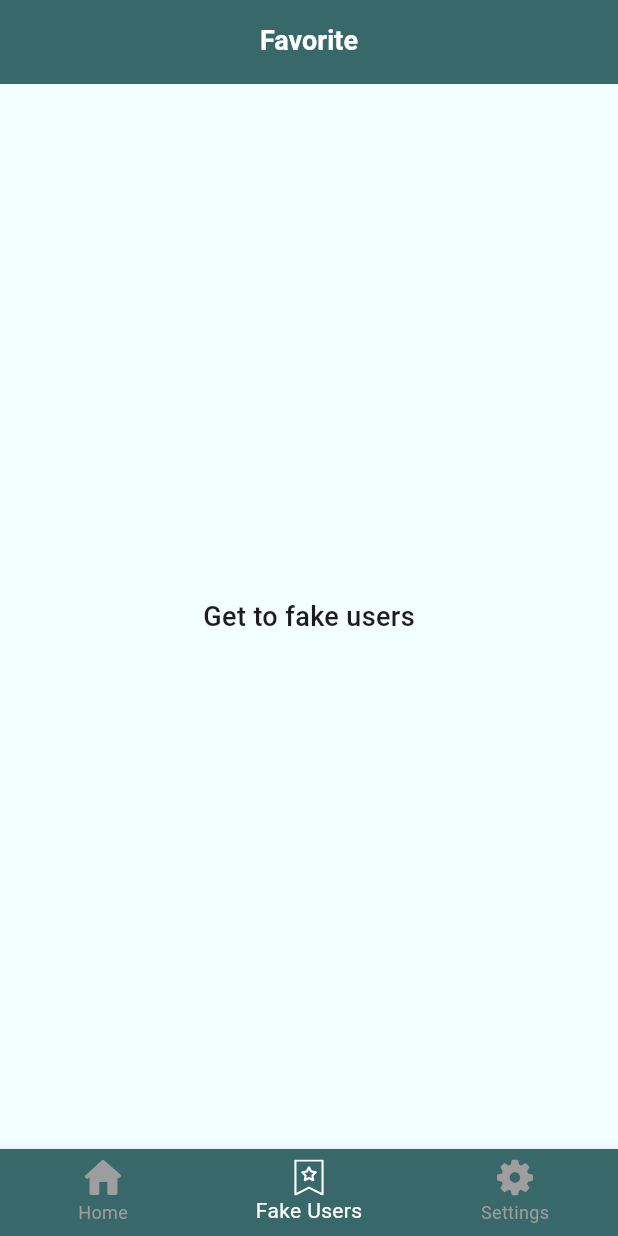
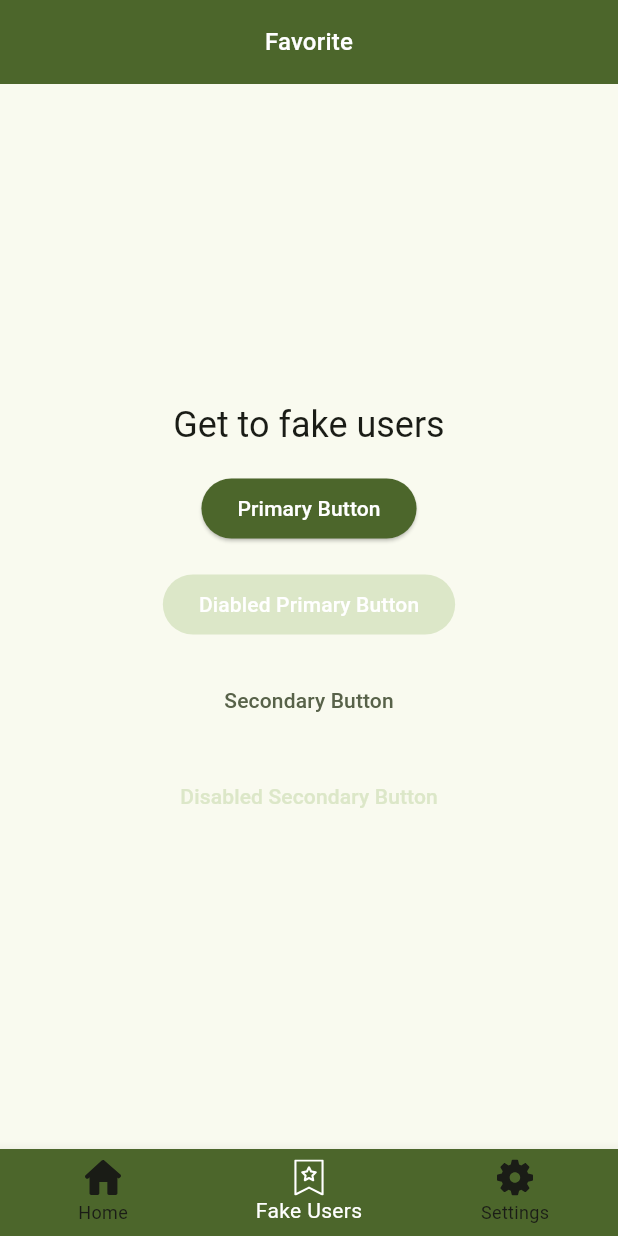
Before and after one commit to HeynSekk/flutter_getx_template, a Flutter app: the screen it shows after launch, item 2 of the bottom bar chosen, on a phone screen of 412 x 824 dp. Run offline on Flutter 3.47's test engine with Material 3 defaults, Android fonts, the phone set to English and light mode, and no system bars; our stand-ins replace dio, flutter_svg, fluttertoast, get, logger, shared_preferences; accounts and stored records are empty; generated files the repository leaves out were written again; network calls fail.

```diff
--- a/lib/app/core/base/base_view.dart
+++ b/lib/app/core/base/base_view.dart
@@ -13,7 +13,7 @@ import '/flavors/build_config.dart';
 
 abstract class BaseView<Controller extends BaseController>
     extends GetView<Controller> {
-  final GlobalKey<ScaffoldState> globalKey = GlobalKey<ScaffoldState>();
+  // final GlobalKey<ScaffoldState> globalKey = GlobalKey<ScaffoldState>();
 
   AppLocalizations get appLocalization => AppLocalizations.of(Get.context!)!;
 
@@ -61,7 +61,7 @@ abstract class BaseView<Controller extends BaseController>
       //sets ios status bar color
       backgroundColor: context.theme.colorScheme.background,
       // backgroundColor: Colors.black,
-      key: globalKey,
+      // key: globalKey,
       appBar: appBar(context),
       floatingActionButton: floatingActionButton(),
       body: pageContent(context),
--- a/lib/app/core/utils/theme/app_theme.dart
+++ b/lib/app/core/utils/theme/app_theme.dart
@@ -1,5 +1,7 @@
 import 'package:flutter/material.dart';
 import 'package:flutter_getx_template/app/core/utils/theme/color_theme_extension.dart';
+import 'package:flutter_getx_template/app/core/utils/theme/theme_values/material_color_scheme.dart';
+import 'package:flutter_getx_template/app/core/utils/theme/theme_values/text_theme.dart';
 
 // import 'theme_extension/app_gradient_theme.dart';
 // import 'theme_extension/app_shaddow_theme.dart';
@@ -8,7 +10,8 @@ class AppTheme {
   static ThemeData get lightTheme => ThemeData.light(
         useMaterial3: true,
       ).copyWith(
-        colorScheme: lightColorScheme,
+        textTheme: appTextTheme,
+        colorScheme: MaterialTheme.lightScheme().toColorScheme(),
         appBarTheme: const AppBarTheme(
           backgroundColor: Colors.transparent,
           titleTextStyle: TextStyle(
@@ -26,7 +29,8 @@ class AppTheme {
   static ThemeData get darkTheme => ThemeData.dark(
         useMaterial3: true,
       ).copyWith(
-        colorScheme: darkColorScheme,
+        textTheme: appTextTheme,
+        colorScheme: MaterialTheme.darkScheme().toColorScheme(),
         appBarTheme: const AppBarTheme(
           backgroundColor: Colors.transparent,
           titleTextStyle: TextStyle(
@@ -43,69 +47,4 @@ class AppTheme {
           ColorThemeExtension.dark(),
         ],
       );
-
-  static const lightColorScheme = ColorScheme(
-    brightness: Brightness.light,
-    // primary: Color(0xff76D6B3),
-    primary: Color(0xFF38686A),
-    onPrimary: Color(0xFFFFFFFF),
-    primaryContainer: Color(0xff76D6B3),
-    onPrimaryContainer: Color(0xFF002111),
-    secondary: Color(0xFF006C45),
-    onSecondary: Color(0xFFFFFFFF),
-    secondaryContainer: Color(0xFF80FABA),
-    onSecondaryContainer: Color(0xFF002112),
-    tertiary: Color(0xFF9C4331),
-    onTertiary: Color(0xFFFFFFFF),
-    tertiaryContainer: Color(0xFFFFDAD3),
-    onTertiaryContainer: Color(0xFF3E0400),
-    error: Color(0xFFBA1A1A),
-    errorContainer: Color(0xFFFFDAD6),
-    onError: Color(0xFFFFFFFF),
-    onErrorContainer: Color(0xFF410002),
-    background: Color(0xFFF3FEFF),
-    onBackground: Color(0xFF002022),
-    surface: Color(0xFFF3FEFF),
-    onSurface: Color(0xFF002022),
-    outline: Color(0xFF717972),
-    onInverseSurface: Color(0xFFC3FBFF),
-    inverseSurface: Color(0xFF00373A),
-    inversePrimary: Color(0xFF00E290),
-    shadow: Color(0xFF000000),
-    surfaceTint: Color(0xFF006D43),
-    outlineVariant: Color(0xFFC0C9C0),
-    scrim: Color(0xFF000000),
-  );
-
-  static const darkColorScheme = ColorScheme(
-    brightness: Brightness.dark,
-    primary: Color(0xFF005231),
-    onPrimary: Color(0xFF003920),
-    primaryContainer: Color(0xFF005231),
-    onPrimaryContainer: Color(0xFF52FFAC),
-    secondary: Color(0xFF63DDA0),
-    onSecondary: Color(0xFF003822),
-    secondaryContainer: Color(0xFF005233),
-    onSecondaryContainer: Color(0xFF80FABA),
-    tertiary: Color(0xFFFFB4A5),
-    onTertiary: Color(0xFF002022),
-    tertiaryContainer: Color(0xFF36454F),
-    onTertiaryContainer: Color(0xFF002022),
-    error: Color(0xFFFFB4AB),
-    errorContainer: Color(0xFF93000A),
-    onError: Color(0xFF690005),
-    onErrorContainer: Color(0xFFFFDAD6),
-    background: Color(0xFF002022),
-    onBackground: Color(0xFF70F5FF),
-    surface: Color(0xFF002022),
-    onSurface: Color.fromARGB(235, 15, 255, 255),
-    outline: Color(0xFF8A938B),
-    onInverseSurface: Color(0xFF002022),
-    inverseSurface: Color(0x000fffff),
-    inversePrimary: Color(0xFF006D43),
-    shadow: Color(0xFF000000),
-    surfaceTint: Color(0xFF00E290),
-    outlineVariant: Color(0xFF404942),
-    scrim: Color(0xFF000000),
-  );
 }
--- /dev/null
+++ b/lib/app/core/utils/theme/theme_values/material_color_scheme.dart
@@ -0,0 +1,297 @@
+import "package:flutter/material.dart";
+
+class MaterialTheme {
+  final TextTheme textTheme;
+
+  const MaterialTheme(this.textTheme);
+
+  //ignore: long-method
+  static MaterialScheme lightScheme() {
+    return const MaterialScheme(
+      brightness: Brightness.light,
+      primary: Color(0xff4c662b),
+      surfaceTint: Color(0xff4c662b),
+      onPrimary: Color(0xffffffff),
+      primaryContainer: Color(0xffcdeda3),
+      onPrimaryContainer: Color(0xff102000),
+      secondary: Color(0xff586249),
+      onSecondary: Color(0xffffffff),
+      secondaryContainer: Color(0xffdce7c8),
+      onSecondaryContainer: Color.fromARGB(255, 34, 35, 32),
+      tertiary: Color(0xff386663),
+      onTertiary: Color(0xffffffff),
+      tertiaryContainer: Color(0xffbcece7),
+      onTertiaryContainer: Color(0xff00201e),
+      error: Color(0xffba1a1a),
+      onError: Color(0xffffffff),
+      errorContainer: Color(0xffffdad6),
+      onErrorContainer: Color(0xff410002),
+      background: Color(0xfff9faef),
+      onBackground: Color(0xff1a1c16),
+      surface: Color(0xfff9faef),
+      onSurface: Color(0xff1a1c16),
+      surfaceVariant: Color(0xffe1e4d5),
+      onSurfaceVariant: Color(0xff44483d),
+      outline: Color(0xff75796c),
+      outlineVariant: Color(0xffc5c8ba),
+      shadow: Color(0xff000000),
+      scrim: Color(0xff000000),
+      inverseSurface: Color(0xff2f312a),
+      inverseOnSurface: Color(0xfff1f2e6),
+      inversePrimary: Color(0xffb1d18a),
+      primaryFixed: Color(0xffcdeda3),
+      onPrimaryFixed: Color(0xff102000),
+      primaryFixedDim: Color(0xffb1d18a),
+      onPrimaryFixedVariant: Color(0xff354e16),
+      secondaryFixed: Color(0xffdce7c8),
+      onSecondaryFixed: Color(0xff151e0b),
+      secondaryFixedDim: Color(0xffbfcbad),
+      onSecondaryFixedVariant: Color(0xff404a33),
+      tertiaryFixed: Color(0xffbcece7),
+      onTertiaryFixed: Color(0xff00201e),
+      tertiaryFixedDim: Color(0xffa0d0cb),
+      onTertiaryFixedVariant: Color(0xff1f4e4b),
+      surfaceDim: Color(0xffdadbd0),
+      surfaceBright: Color(0xfff9faef),
+      surfaceContainerLowest: Color(0xffffffff),
+      surfaceContainerLow: Color(0xfff3f4e9),
+      surfaceContainer: Color(0xffeeefe3),
+      surfaceContainerHigh: Color(0xffe8e9de),
+      surfaceContainerHighest: Color(0xffe2e3d8),
+    );
+  }
+
+  //ignore: long-method
+  static MaterialScheme darkScheme() {
+    return const MaterialScheme(
+      brightness: Brightness.dark,
+      primary: Color(0xffb1d18a),
+      surfaceTint: Color(0xffb1d18a),
+      onPrimary: Color(0xff1f3701),
+      primaryContainer: Color(0xff354e16),
+      onPrimaryContainer: Color(0xffcdeda3),
+      secondary: Color(0xffbfcbad),
+      onSecondary: Color(0xff2a331e),
+      secondaryContainer: Color(0xff404a33),
+      onSecondaryContainer: Color(0xffdce7c8),
+      tertiary: Color(0xffa0d0cb),
+      onTertiary: Color(0xff003735),
+      tertiaryContainer: Color(0xff1f4e4b),
+      onTertiaryContainer: Color(0xffbcece7),
+      error: Color(0xffffb4ab),
+      onError: Color(0xff690005),
+      errorContainer: Color(0xff93000a),
+      onErrorContainer: Color(0xffffdad6),
+      background: Color(0xff12140e),
+      onBackground: Color(0xffe2e3d8),
+      surface: Color(0xff12140e),
+      onSurface: Color(0xffe2e3d8),
+      surfaceVariant: Color(0xff44483d),
+      onSurfaceVariant: Color(0xffc5c8ba),
+      outline: Color(0xff8f9285),
+      outlineVariant: Color(0xff44483d),
+      shadow: Color(0xff000000),
+      scrim: Color(0xff000000),
+      inverseSurface: Color(0xffe2e3d8),
+      inverseOnSurface: Color(0xff2f312a),
+      inversePrimary: Color(0xff4c662b),
+      primaryFixed: Color(0xffcdeda3),
+      onPrimaryFixed: Color(0xff102000),
+      primaryFixedDim: Color(0xffb1d18a),
+      onPrimaryFixedVariant: Color(0xff354e16),
+      secondaryFixed: Color(0xffdce7c8),
+      onSecondaryFixed: Color(0xff151e0b),
+      secondaryFixedDim: Color(0xffbfcbad),
+      onSecondaryFixedVariant: Color(0xff404a33),
+      tertiaryFixed: Color(0xffbcece7),
+      onTertiaryFixed: Color(0xff00201e),
+      tertiaryFixedDim: Color(0xffa0d0cb),
+      onTertiaryFixedVariant: Color(0xff1f4e4b),
+      surfaceDim: Color(0xff12140e),
+      surfaceBright: Color(0xff383a32),
+      surfaceContainerLowest: Color(0xff0c0f09),
+      surfaceContainerLow: Color(0xff1a1c16),
+      surfaceContainer: Color(0xff1e201a),
+      surfaceContainerHigh: Color(0xff282b24),
+      surfaceContainerHighest: Color(0xff33362e),
+    );
+  }
+}
+
+class MaterialScheme {
+  const MaterialScheme({
+    required this.brightness,
+    required this.primary,
+    required this.surfaceTint,
+    required this.onPrimary,
+    required this.primaryContainer,
+    required this.onPrimaryContainer,
+    required this.secondary,
+    required this.onSecondary,
+    required this.secondaryContainer,
+    required this.onSecondaryContainer,
+    required this.tertiary,
+    required this.onTertiary,
+    required this.tertiaryContainer,
+    required this.onTertiaryContainer,
+    required this.error,
+    required this.onError,
+    required this.errorContainer,
+    required this.onErrorContainer,
+    required this.background,
+    required this.onBackground,
+    required this.surface,
+    required this.onSurface,
+    required this.surfaceVariant,
+    required this.onSurfaceVariant,
+    required this.outline,
+    required this.outlineVariant,
+    required this.shadow,
+    required this.scrim,
+    required this.inverseSurface,
+    required this.inverseOnSurface,
+    required this.inversePrimary,
+    required this.primaryFixed,
+    required this.onPrimaryFixed,
+    required this.primaryFixedDim,
+    required this.onPrimaryFixedVariant,
+    required this.secondaryFixed,
+    required this.onSecondaryFixed,
+    required this.secondaryFixedDim,
+    required this.onSecondaryFixedVariant,
+    required this.tertiaryFixed,
+    required this.onTertiaryFixed,
+    required this.tertiaryFixedDim,
+    required this.onTertiaryFixedVariant,
+    required this.surfaceDim,
+    required this.surfaceBright,
+    required this.surfaceContainerLowest,
+    required this.surfaceContainerLow,
+    required this.surfaceContainer,
+    required this.surfaceContainerHigh,
+    required this.surfaceContainerHighest,
+  });
+
+  final Brightness brightness;
+  final Color primary;
+  final Color surfaceTint;
+  final Color onPrimary;
+  final Color primaryContainer;
+  final Color onPrimaryContainer;
+  final Color secondary;
+  final Color onSecondary;
+  final Color secondaryContainer;
+  final Color onSecondaryContainer;
+  final Color tertiary;
+  final Color onTertiary;
+  final Color tertiaryContainer;
+  final Color onTertiaryContainer;
+  final Color error;
+  final Color onError;
+  final Color errorContainer;
+  final Color onErrorContainer;
+  final Color background;
+  final Color onBackground;
+  final Color surface;
+  final Color onSurface;
+  final Color surfaceVariant;
+  final Color onSurfaceVariant;
+  final Color outline;
+  final Color outlineVariant;
+  final Color shadow;
+  final Color scrim;
+  final Color inverseSurface;
+  final Color inverseOnSurface;
+  final Color inversePrimary;
+  final Color primaryFixed;
+  final Color onPrimaryFixed;
+  final Color primaryFixedDim;
+  final Color onPrimaryFixedVariant;
+  final Color secondaryFixed;
+  final Color onSecondaryFixed;
+  final Color secondaryFixedDim;
+  final Color onSecondaryFixedVariant;
+  final Color tertiaryFixed;
+  final Color onTertiaryFixed;
+  final Color tertiaryFixedDim;
+  final Color onTertiaryFixedVariant;
+  final Color surfaceDim;
+  final Color surfaceBright;
+  final Color surfaceContainerLowest;
+  final Color surfaceContainerLow;
+  final Color surfaceContainer;
+  final Color surfaceContainerHigh;
+  final Color surfaceContainerHighest;
+}
+
+extension MaterialSchemeUtils on MaterialScheme {
+  ColorScheme toColorScheme() {
+    return ColorScheme(
+      brightness: brightness,
+      primary: primary,
+      onPrimary: onPrimary,
+      primaryContainer: primaryContainer,
+      onPrimaryContainer: onPrimaryContainer,
+      secondary: secondary,
+      onSecondary: onSecondary,
+      secondaryContainer: secondaryContainer,
+      onSecondaryContainer: onSecondaryContainer,
+      tertiary: tertiary,
+      onTertiary: onTertiary,
+      tertiaryContainer: tertiaryContainer,
+      onTertiaryContainer: onTertiaryContainer,
+      error: error,
+      onError: onError,
+      errorContainer: errorContainer,
+      onErrorContainer: onErrorContainer,
+      background: background,
+      onBackground: onBackground,
+      surface: surface,
+      onSurface: onSurface,
+      surfaceVariant: surfaceVariant,
+      onSurfaceVariant: onSurfaceVariant,
+      outline: outline,
+      outlineVariant: outlineVariant,
+      shadow: shadow,
+      scrim: scrim,
+      inverseSurface: inverseSurface,
+      onInverseSurface: inverseOnSurface,
+      inversePrimary: inversePrimary,
+    );
+  }
+}
+
+class ExtendedColor {
+  final Color seed, value;
+  final ColorFamily light;
+  final ColorFamily lightHighContrast;
+  final ColorFamily lightMediumContrast;
+  final ColorFamily dark;
+  final ColorFamily darkHighContrast;
+  final ColorFamily darkMediumContrast;
+
+  const ExtendedColor({
+    required this.seed,
+    required this.value,
+    required this.light,
+    required this.lightHighContrast,
+    required this.lightMediumContrast,
+    required this.dark,
+    required this.darkHighContrast,
+    required this.darkMediumContrast,
+  });
+}
+
+class ColorFamily {
+  const ColorFamily({
+    required this.color,
+    required this.onColor,
+    required this.colorContainer,
+    required this.onColorContainer,
+  });
+
+  final Color color;
+  final Color onColor;
+  final Color colorContainer;
+  final Color onColorContainer;
+}
--- /dev/null
+++ b/lib/app/core/utils/theme/theme_values/text_theme.dart
@@ -0,0 +1,94 @@
+import 'package:flutter/material.dart';
+
+TextTheme appTextTheme = const TextTheme(
+  displayLarge: TextStyle(
+    fontSize: 57,
+    fontWeight: FontWeight.w400,
+    letterSpacing: 0,
+    height: 1.12,
+  ),
+  displayMedium: TextStyle(
+    fontSize: 45,
+    fontWeight: FontWeight.w400,
+    letterSpacing: 0,
+    height: 1.16,
+  ),
+  displaySmall: TextStyle(
+    fontSize: 36,
+    fontWeight: FontWeight.w400,
+    letterSpacing: 0,
+    height: 1.22,
+  ),
+  headlineLarge: TextStyle(
+    fontSize: 32,
+    fontWeight: FontWeight.w400,
+    letterSpacing: 0,
+    height: 1.25,
+  ),
+  headlineMedium: TextStyle(
+    fontSize: 28,
+    fontWeight: FontWeight.w400,
+    letterSpacing: 0,
+    height: 1.29,
+  ),
+  headlineSmall: TextStyle(
+    fontSize: 24,
+    fontWeight: FontWeight.w400,
+    letterSpacing: 0,
+    height: 1.33,
+  ),
+  titleLarge: TextStyle(
+    fontSize: 22,
+    fontWeight: FontWeight.w400,
+    letterSpacing: 0,
+    height: 1.27,
+  ),
+  titleMedium: TextStyle(
+    fontSize: 16,
+    fontWeight: FontWeight.w500,
+    letterSpacing: 0.15,
+    height: 1.5,
+  ),
+  titleSmall: TextStyle(
+    fontSize: 14,
+    fontWeight: FontWeight.w500,
+    letterSpacing: 0.1,
+    height: 1.43,
+  ),
+  labelLarge: TextStyle(
+    fontSize: 14,
+    fontWeight: FontWeight.w500,
+    letterSpacing: 0.1,
+    height: 1.43,
+  ),
+  labelMedium: TextStyle(
+    fontSize: 12,
+    fontWeight: FontWeight.w500,
+    letterSpacing: 0.5,
+    height: 1.33,
+  ),
+  labelSmall: TextStyle(
+    fontSize: 11,
+    fontWeight: FontWeight.w500,
+    letterSpacing: 0.5,
+    height: 1.45,
+  ),
+  bodyLarge: TextStyle(
+    fontSize: 16,
+    fontWeight: FontWeight.w400,
+    letterSpacing: 0.5,
+    height: 1.5,
+  ),
+  bodyMedium: TextStyle(
+    fontSize: 14,
+    fontWeight: FontWeight.w400,
+    letterSpacing: 0.25,
+    height: 1.43,
+  ),
+  bodySmall: TextStyle(
+    fontSize: 12,
+    fontWeight: FontWeight.w400,
+    letterSpacing: 0.4,
+    height: 1.33,
+  ),
+);
--- a/lib/app/core/values/app_values.dart
+++ b/lib/app/core/values/app_values.dart
@@ -1,4 +1,7 @@
 abstract class AppValues {
+  //spaces
+  static const double spaceM = 16;
+
   static const double padding = 16;
   static const double padding_zero = 0;
   static const double halfPadding = 8;
--- /dev/null
+++ b/lib/app/core/values/other_values.dart
@@ -0,0 +1,6 @@
+import 'package:flutter/material.dart';
+
+class AppTextOverflow {
+  static const TextOverflow primaryOverflowStyle = TextOverflow.ellipsis;
+  static const TextOverflow nameOverflowStyle = TextOverflow.clip;
+}
--- a/lib/app/core/widget/app_bar_title.dart
+++ b/lib/app/core/widget/app_bar_title.dart
@@ -1,4 +1,5 @@
 import 'package:flutter/material.dart';
+import 'package:get/get.dart';
 
 import '/app/core/values/text_styles.dart';
 
@@ -11,7 +12,9 @@ class AppBarTitle extends StatelessWidget {
   Widget build(BuildContext context) {
     return Text(
       text,
-      style: pageTitleStyle.copyWith(color: Colors.white),
+      style: context.theme.textTheme.titleMedium!.copyWith(
+        color: context.theme.colorScheme.onPrimary,
+      ),
       textAlign: TextAlign.center,
     );
   }
--- a/lib/app/modules/favorite/views/favorite_view.dart
+++ b/lib/app/modules/favorite/views/favorite_view.dart
@@ -1,5 +1,8 @@
 import 'package:flutter/material.dart';
+import 'package:flutter_getx_template/app/core/values/app_values.dart';
 import 'package:flutter_getx_template/app/routes/app_pages.dart';
+import 'package:flutter_getx_template/app/widgets/button.dart';
+import 'package:fluttertoast/fluttertoast.dart';
 import 'package:get/get.dart';
 
 import '/app/core/base/base_view.dart';
@@ -10,22 +13,73 @@ import '/app/modules/favorite/controllers/favorite_controller.dart';
 class FavoriteView extends BaseView<FavoriteController> {
   @override
   PreferredSizeWidget? appBar(BuildContext context) {
-    return CustomAppBar(
+    return const CustomAppBar(
       appBarTitleText: 'Favorite',
     );
   }
 
   @override
+  //ignore: long-method
   Widget body(BuildContext context) {
     return Center(
-      child: InkWell(
-        onTap: () {
-          Get.toNamed(Routes.FAKE_USERS);
-        },
-        child: const Text(
-          'Get to fake users',
-          style: titleStyle,
-        ),
+      child: Column(
+        mainAxisSize: MainAxisSize.max,
+        mainAxisAlignment: MainAxisAlignment.center,
+        crossAxisAlignment: CrossAxisAlignment.center,
+        children: [
+          InkWell(
+            onTap: () {
+              Get.toNamed(Routes.FAKE_USERS);
+            },
+            child: Text(
+              'Get to fake users',
+              style: Get.context!.theme.textTheme.headlineSmall!
+                  .copyWith(color: Get.context!.theme.colorScheme.onBackground),
+            ),
+          ),
+          const SizedBox(
+            height: AppValues.spaceM,
+          ),
+          CenteredTextButton.primary(
+            label: 'Primary Button',
+            onTap: () {
+              Fluttertoast.showToast(msg: 'msg');
+            },
+            context: context,
+          ),
+          const SizedBox(
+            height: AppValues.spaceM,
+          ),
+          CenteredTextButton.primary(
+            label: 'Diabled Primary Button',
+            isEnabled: false,
+            onTap: () {
+              Fluttertoast.showToast(msg: 'msg');
+            },
+            context: context,
+          ),
+          const SizedBox(
+            height: AppValues.spaceM,
+          ),
+          CenteredTextButton.secondary(
+            label: 'Secondary Button',
+            onTap: () {
+              Fluttertoast.showToast(msg: 'msg');
+            },
+            context: context,
+          ),
+          const SizedBox(
+            height: AppValues.spaceM,
+          ),
+          CenteredTextButton.secondary(
+            label: 'Disabled Secondary Button',
+            isEnabled: false,
+            onTap: () {
+              Fluttertoast.showToast(msg: 'msg');
+            },
+            context: context,
+          ),
+        ],
       ),
     );
   }
--- a/lib/app/modules/main/views/bottom_nav_bar.dart
+++ b/lib/app/modules/main/views/bottom_nav_bar.dart
@@ -19,9 +19,7 @@ class BottomNavBar extends StatelessWidget with BaseWidgetMixin {
 
   final OnBottomNavItemSelected onItemSelected;
   final navController = BottomNavController();
-  final Key bottomNavKey = GlobalKey();
-  final Color selectedItemColor = Colors.white;
-  final Color unselectedItemColor = Colors.grey;
+  // final Key bottomNavKey = GlobalKey();
 
   @override
   Widget body(BuildContext context) {
@@ -29,14 +27,15 @@ class BottomNavBar extends StatelessWidget with BaseWidgetMixin {
 
     return Obx(
       () => BottomNavigationBar(
-        key: bottomNavKey,
+        // key: bottomNavKey,
         items: _navItemBuilder(navItems),
         showSelectedLabels: true,
         showUnselectedLabels: true,
         type: BottomNavigationBarType.fixed,
         backgroundColor: context.theme.colorScheme.primary,
-        selectedItemColor: selectedItemColor,
-        unselectedItemColor: unselectedItemColor,
+        selectedItemColor: context.theme.colorScheme.onPrimary,
+        unselectedItemColor: context.theme.colorScheme.onBackground,
+        // unselectedItemColor: Colors.grey,
         currentIndex: navController.selectedIndex,
         onTap: (index) {
           navController.updateSelectedIndex(index);
@@ -66,7 +65,9 @@ class BottomNavBar extends StatelessWidget with BaseWidgetMixin {
         fileName: navItem.iconSvgName,
         height: AppValues.iconDefaultSize,
         width: AppValues.iconDefaultSize,
-        color: isSelected ? selectedItemColor : unselectedItemColor,
+        color: isSelected
+            ? Get.context!.theme.colorScheme.onPrimary
+            : Get.context!.theme.colorScheme.onBackground,
       ),
       label: navItem.navTitle,
       tooltip: navItem.navTitle,
--- a/lib/app/modules/project_details/views/project_details_view.dart
+++ b/lib/app/modules/project_details/views/project_details_view.dart
@@ -12,7 +12,7 @@ import '/app/modules/project_details/controllers/project_details_controller.dart
 class ProjectDetailsView extends BaseView<ProjectDetailsController> {
   @override
   PreferredSizeWidget? appBar(BuildContext context) {
-    return CustomAppBar(
+    return const CustomAppBar(
       appBarTitleText: 'Repository details',
       isBackButtonEnabled: true,
     );
@@ -105,7 +105,9 @@ class ProjectDetailsView extends BaseView<ProjectDetailsController> {
         scrollDirection: Axis.vertical,
         child: Text(
           controller.projectUiData.description,
-          style: descriptionTextStyle,
+          style: Get.context!.textTheme.titleMedium!.copyWith(
+            color: Get.context!.theme.colorScheme.onBackground,
+          ),
         ),
       ),
     );
--- /dev/null
+++ b/lib/app/widgets/button.dart
@@ -0,0 +1,91 @@
+import 'package:flutter/material.dart';
+import 'package:get/get.dart';
+
+class CenteredTextButton extends StatelessWidget {
+  final String label;
+  final bool isPrimary;
+  final bool isEnabled;
+  final Function() onTap;
+  final Color color;
+  final Color disabledColor;
+
+  const CenteredTextButton._internal({
+    super.key,
+    required this.label,
+    required this.isPrimary,
+    required this.isEnabled,
+    required this.onTap,
+    required this.color,
+    required this.disabledColor,
+  });
+
+  factory CenteredTextButton.primary({
+    Key? key,
+    required String label,
+    bool isEnabled = true,
+    required Function() onTap,
+    required BuildContext context,
+  }) {
+    return CenteredTextButton._internal(
+      key: key,
+      label: label,
+      isPrimary: true,
+      isEnabled: isEnabled,
+      onTap: onTap,
+      color: context.theme.colorScheme.primary,
+      disabledColor: context.theme.colorScheme.secondaryContainer,
+    );
+  }
+
+  factory CenteredTextButton.secondary({
+    Key? key,
+    required String label,
+    bool isEnabled = true,
+    required Function() onTap,
+    required BuildContext context,
+  }) {
+    return CenteredTextButton._internal(
+      key: key,
+      label: label,
+      isPrimary: false,
+      isEnabled: isEnabled,
+      onTap: onTap,
+      color: context.theme.colorScheme.secondary,
+      disabledColor: context.theme.colorScheme.secondaryContainer,
+    );
+  }
+
+  @override
+  Widget build(BuildContext context) {
+    if (isPrimary) {
+      return ElevatedButton(
+        onPressed: isEnabled ? onTap : null,
+        style: ButtonStyle(
+          backgroundColor: MaterialStateProperty.resolveWith<Color>(
+            (Set<MaterialState> states) {
+              if (states.contains(MaterialState.disabled)) {
+                return disabledColor;
+              }
+
+              return color;
+            },
+          ),
+        ),
+        child: Text(
+          label,
+          style: context.theme.textTheme.labelLarge,
+        ),
+      );
+    }
+
+    return TextButton(
+      onPressed: isEnabled ? onTap : null,
+      child: Text(
+        label,
+        style: context.theme.textTheme.labelLarge!.copyWith(
+          color: isEnabled ? color : disabledColor,
+        ),
+      ),
+    );
+  }
+}
```
Also changed, not shown: lib/app/modules/home/widget/item_github_project.dart (+10 -10 lines), lib/app/modules/settings/widgets/item_settings_widgets.dart (+6 -1 lines), lib/app/my_app.dart (+0 -14 lines).
